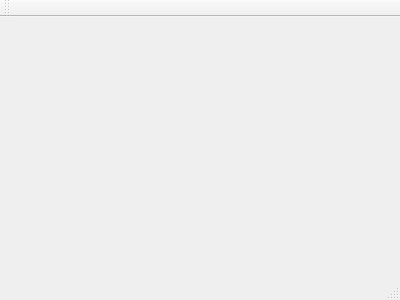
israeltobias/alpoyata, file alpoyata.ui: the form before one commit.
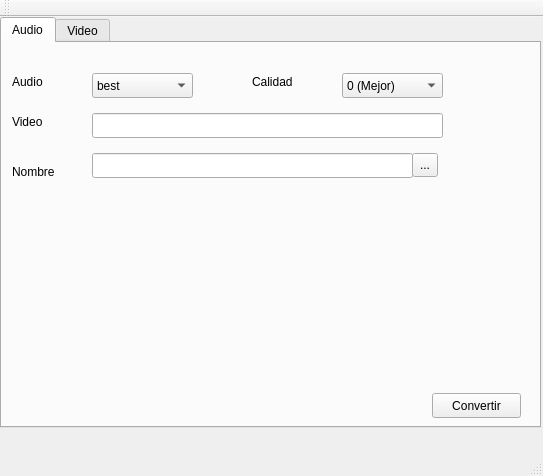
The form after the commit.

Commit message: Adding new components to form

```diff
--- a/alpoyata.ui
+++ b/alpoyata.ui
@@ -1,24 +1,274 @@
 <ui version="4.0">
  <class>alpoyata</class>
- <widget class="QMainWindow" name="alpoyata" >
-  <property name="geometry" >
+ <widget class="QMainWindow" name="alpoyata">
+  <property name="geometry">
    <rect>
     <x>0</x>
     <y>0</y>
-    <width>400</width>
-    <height>300</height>
+    <width>543</width>
+    <height>476</height>
    </rect>
   </property>
   <property name="windowTitle" >
    <string>alpoyata</string>
   </property>
-  <widget class="QMenuBar" name="menuBar" />
-  <widget class="QToolBar" name="mainToolBar" />
-  <widget class="QWidget" name="centralWidget" />
-  <widget class="QStatusBar" name="statusBar" />
+  <widget class="QWidget" name="centralWidget">
+   <widget class="QTabWidget" name="tabWidget">
+    <property name="geometry">
+     <rect>
+      <x>0</x>
+      <y>0</y>
+      <width>541</width>
+      <height>411</height>
+     </rect>
+    </property>
+    <property name="currentIndex">
+     <number>0</number>
+    </property>
+    <widget class="QWidget" name="tabAudio">
+     <property name="enabled">
+      <bool>true</bool>
+     </property>
+     <attribute name="title">
+      <string>Audio</string>
+     </attribute>
+     <widget class="QComboBox" name="cmboxAudio">
+      <property name="geometry">
+       <rect>
+        <x>90</x>
+        <y>30</y>
+        <width>101</width>
+        <height>25</height>
+       </rect>
+      </property>
+      <item>
+       <property name="text">
+        <string notr="true">best</string>
+       </property>
+      </item>
+      <item>
+       <property name="text">
+        <string notr="true">acc</string>
+       </property>
+      </item>
+      <item>
+       <property name="text">
+        <string notr="true">flac</string>
+       </property>
+      </item>
+      <item>
+       <property name="text">
+        <string notr="true">mp3</string>
+       </property>
+      </item>
+      <item>
+       <property name="text">
+        <string notr="true">m4a</string>
+       </property>
+      </item>
+      <item>
+       <property name="text">
+        <string notr="true">opus</string>
+       </property>
+      </item>
+      <item>
+       <property name="text">
+        <string notr="true">vorbis</string>
+       </property>
+      </item>
+      <item>
+       <property name="text">
+        <string notr="true">wav</string>
+       </property>
+      </item>
+     </widget>
+     <widget class="QLabel" name="lblAudio">
+      <property name="geometry">
+       <rect>
+        <x>10</x>
+        <y>30</y>
+        <width>67</width>
+        <height>17</height>
+       </rect>
+      </property>
+      <property name="text">
+       <string>Audio</string>
+      </property>
+     </widget>
+     <widget class="QPushButton" name="btnConvertAudio">
+      <property name="geometry">
+       <rect>
+        <x>430</x>
+        <y>350</y>
+        <width>89</width>
+        <height>25</height>
+       </rect>
+      </property>
+      <property name="text">
+       <string>Convertir</string>
+      </property>
+     </widget>
+     <widget class="QComboBox" name="cmboxQuality">
+      <property name="geometry">
+       <rect>
+        <x>340</x>
+        <y>30</y>
+        <width>101</width>
+        <height>25</height>
+       </rect>
+      </property>
+      <item>
+       <property name="text">
+        <string>0 (Mejor)</string>
+       </property>
+      </item>
+      <item>
+       <property name="text">
+        <string notr="true">1</string>
+       </property>
+      </item>
+      <item>
+       <property name="text">
+        <string notr="true">2</string>
+       </property>
+      </item>
+      <item>
+       <property name="text">
+        <string notr="true">3</string>
+       </property>
+      </item>
+      <item>
+       <property name="text">
+        <string notr="true">4</string>
+       </property>
+      </item>
+      <item>
+       <property name="text">
+        <string notr="true">5</string>
+       </property>
+      </item>
+      <item>
+       <property name="text">
+        <string notr="true">6</string>
+       </property>
+      </item>
+      <item>
+       <property name="text">
+        <string notr="true">7</string>
+       </property>
+      </item>
+      <item>
+       <property name="text">
+        <string notr="true">8</string>
+       </property>
+      </item>
+      <item>
+       <property name="text">
+        <string notr="true">9 (Peor)</string>
+       </property>
+      </item>
+     </widget>
+     <widget class="QLabel" name="lblQuality">
+      <property name="geometry">
+       <rect>
+        <x>250</x>
+        <y>30</y>
+        <width>67</width>
+        <height>17</height>
+       </rect>
+      </property>
+      <property name="text">
+       <string>Calidad</string>
+      </property>
+     </widget>
+     <widget class="QLineEdit" name="lnEdVideoInput">
+      <property name="geometry">
+       <rect>
+        <x>90</x>
+        <y>70</y>
+        <width>351</width>
+        <height>25</height>
+       </rect>
+      </property>
+     </widget>
+     <widget class="QLabel" name="lblVideoInput">
+      <property name="geometry">
+       <rect>
+        <x>10</x>
+        <y>70</y>
+        <width>67</width>
+        <height>17</height>
+       </rect>
+      </property>
+      <property name="text">
+       <string>Video</string>
+      </property>
+     </widget>
+     <widget class="QLabel" name="lblName">
+      <property name="geometry">
+       <rect>
+        <x>10</x>
+        <y>120</y>
+        <width>67</width>
+        <height>17</height>
+       </rect>
+      </property>
+      <property name="text">
+       <string>Nombre</string>
+      </property>
+     </widget>
+     <widget class="QLineEdit" name="lnEdName">
+      <property name="geometry">
+       <rect>
+        <x>90</x>
+        <y>110</y>
+        <width>321</width>
+        <height>25</height>
+       </rect>
+      </property>
+     </widget>
+     <widget class="QToolButton" name="toolButton">
+      <property name="geometry">
+       <rect>
+        <x>410</x>
+        <y>110</y>
+        <width>26</width>
+        <height>24</height>
+       </rect>
+      </property>
+      <property name="text">
+       <string>...</string>
+      </property>
+     </widget>
+    </widget>
+    <widget class="QWidget" name="tabVideo">
+     <attribute name="title">
+      <string>Video</string>
+     </attribute>
+    </widget>
+   </widget>
+  </widget>
+  <widget class="QMenuBar" name="menuBar">
+   <property name="geometry">
+    <rect>
+     <x>0</x>
+     <y>0</y>
+     <width>543</width>
+     <height>22</height>
+    </rect>
+   </property>
+  </widget>
+  <widget class="QToolBar" name="mainToolBar">
+   <attribute name="toolBarArea">
+    <enum>TopToolBarArea</enum>
+   </attribute>
+   <attribute name="toolBarBreak">
+    <bool>false</bool>
+   </attribute>
+  </widget>
+  <widget class="QStatusBar" name="statusBar"/>
  </widget>
- <layoutDefault spacing="6" margin="11" />
- <pixmapfunction></pixmapfunction>
+ <layoutdefault spacing="6" margin="11"/>
  <resources/>
  <connections/>
 </ui>
```
Left out of the diff: 3 changed lines with no effect on the pictures. The commit also changes 6 other files.
